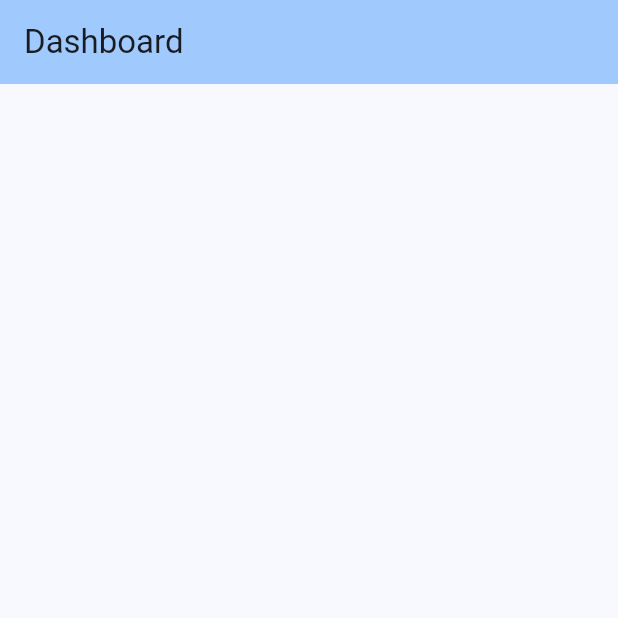
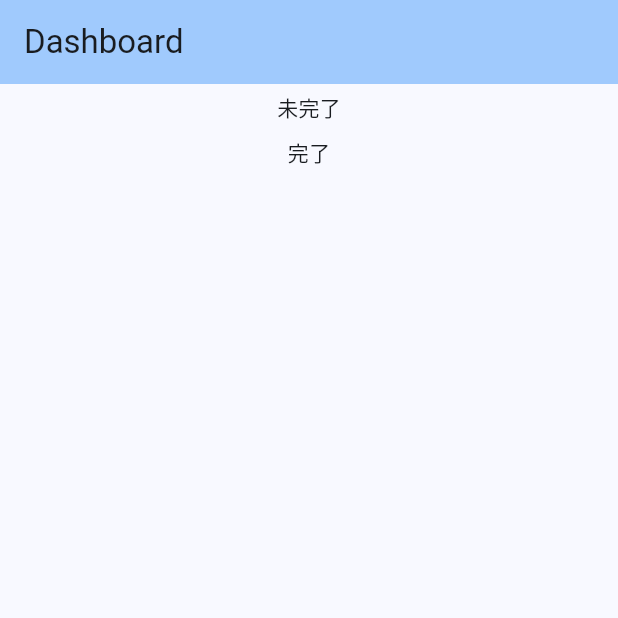
Before and after one commit to cdq73700/flutter_todo_app, a Flutter app: the screen it shows after launch, on a phone screen of 412 x 824 dp, the top half of it. Run offline on Flutter 3.47's test engine with Material 3 defaults, Android fonts, the phone set to English and light mode, and no system bars; our stand-ins replace go_router.

Commit message:
一覧画面修正

```diff
--- a/lib/models/taskModel.widget.dart
+++ b/lib/models/taskModel.widget.dart
@@ -46,8 +46,14 @@ class TaskModel extends ChangeNotifier {
   }
 
   TaskType? findByid(String id) {
-    Iterable<TaskType> result = taskList.where((obj) => obj.id == id);
+    Iterable<TaskType> result = taskList.where((element) => element.id == id);
     return result.isNotEmpty ? result.first : null;
+  }
+
+  List<TaskType> findByStatus(Status status) {
+    Iterable<TaskType> result =
+        taskList.where((element) => element.status == status);
+    return result.isNotEmpty ? result.toList() : [];
   }
 
   int? findByidTheIndex(String id) {
--- a/lib/widgets/Task/taskListView.widget.dart
+++ b/lib/widgets/Task/taskListView.widget.dart
@@ -8,13 +8,37 @@ class TaskListView extends StatelessWidget {
 
   @override
   Widget build(BuildContext context) {
-    final taskProvider = Provider.of<TaskModel>(context);
+    final provider = Provider.of<TaskModel>(context);
 
-    return ListView.builder(itemBuilder: (BuildContext context, int index) {
-      if (taskProvider.taskList.length > index) {
-        return TaskListTile(task: taskProvider.taskList[index]);
-      }
-      return null;
-    });
+    final tasks = Status.values
+        .map((Status status) => MapEntry(status, provider.findByStatus(status)))
+        .toList();
+
+    return ListView(
+        children: tasks
+            .map((element) => _TaskListView(
+                status: element.key, list: element.value.toList()))
+            .toList());
   }
 }
+
+class _TaskListView extends StatelessWidget {
+  const _TaskListView({required this.status, required this.list});
+
+  final Status status;
+  final List<TaskType> list;
+
+  @override
+  Widget build(BuildContext context) {
+    return Column(children: [
+      Padding(
+          padding: const EdgeInsets.symmetric(vertical: 5),
+          child: Text.rich(TextSpan(text: status.displayName))),
+      ListView.builder(
+          shrinkWrap: true,
+          physics: const NeverScrollableScrollPhysics(),
+          itemCount: list.length,
+          itemBuilder: (_, index) => TaskListTile(task: list[index])),
+    ]);
+  }
+}
```
